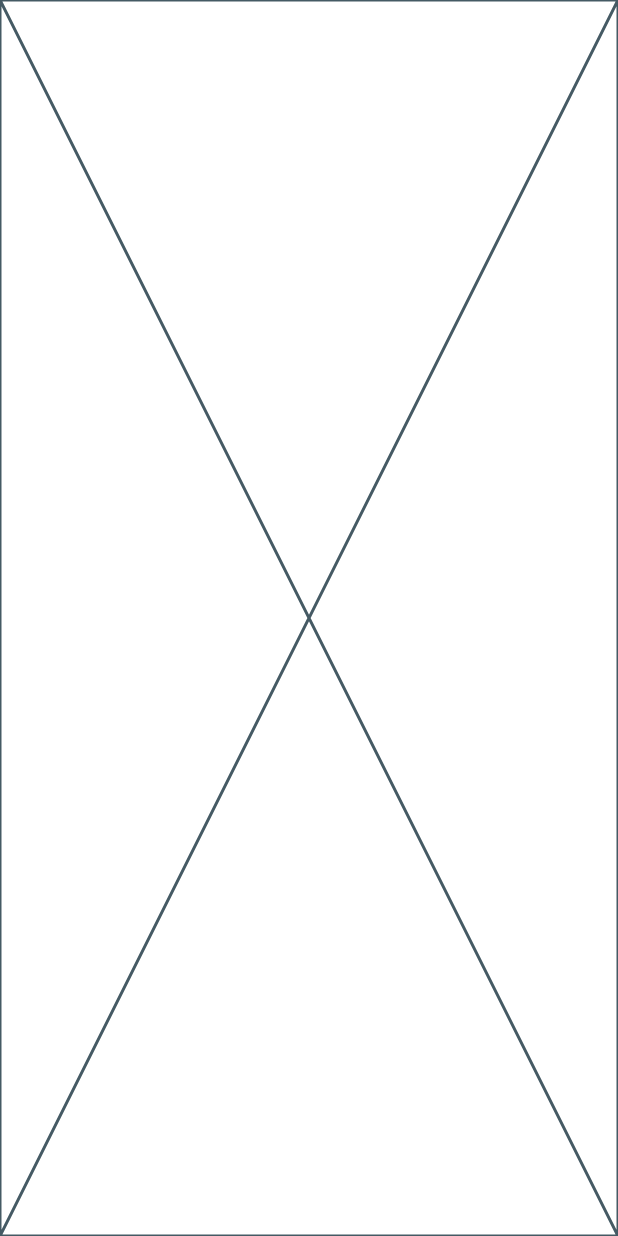
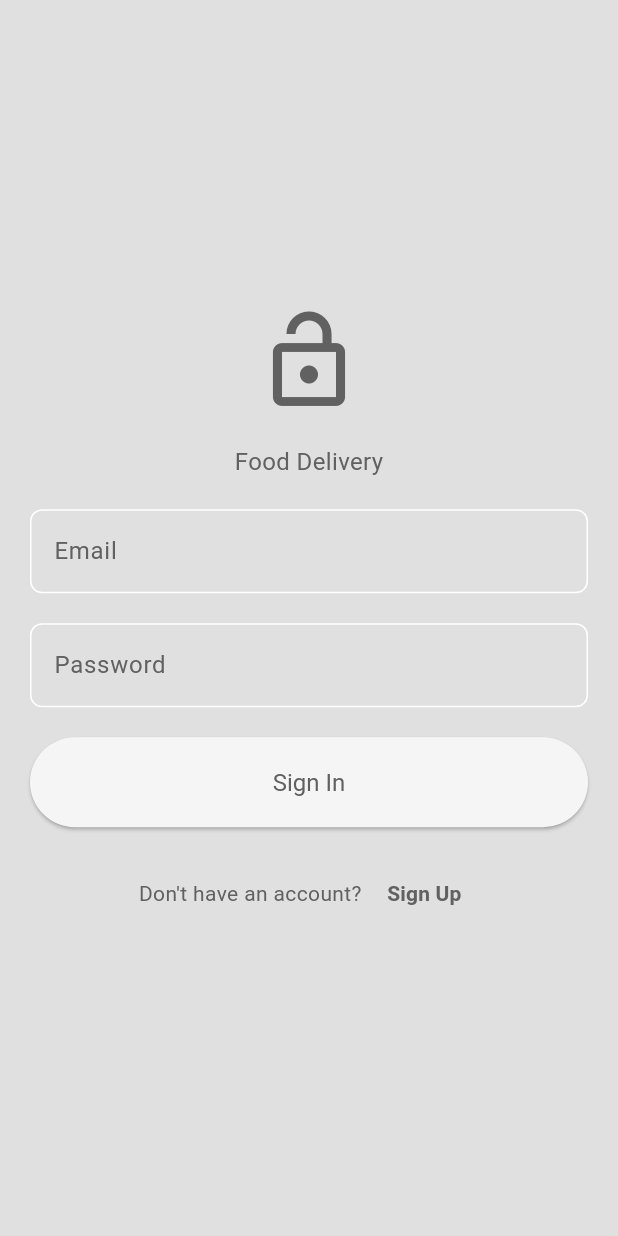
Before and after one commit to GabbenPapa/Flutter_food-delivery-app, a Flutter app: the screen it shows after launch, on a phone screen of 412 x 824 dp. Run offline on Flutter 3.47's test engine with Material 3 defaults, Android fonts, the phone set to English and light mode, and no system bars.

Commit message:
Add login and register screens

```diff
--- /dev/null
+++ b/devtools_options.yaml
@@ -0,0 +1,3 @@
+description: This file stores settings for Dart & Flutter DevTools.
+documentation: https://docs.flutter.dev/tools/devtools/extensions#configure-extension-enablement-states
+extensions:
--- /dev/null
+++ b/lib/comonents/textfield.dart
@@ -0,0 +1,38 @@
+import 'package:flutter/material.dart';
+
+class LoginTextField extends StatelessWidget {
+  final TextEditingController controller;
+  final String hintText;
+  final bool obscureText;
+
+  const LoginTextField({
+    super.key,
+    required this.hintText,
+    required this.controller,
+    this.obscureText = false,
+  });
+
+  @override
+  Widget build(BuildContext context) {
+    return TextField(
+      controller: controller,
+      obscureText: obscureText,
+      style: TextStyle(
+          color: Theme.of(context).colorScheme.inversePrimary, fontSize: 16),
+      decoration: InputDecoration(
+        enabledBorder: OutlineInputBorder(
+          borderSide: BorderSide(color: Theme.of(context).colorScheme.tertiary),
+          borderRadius: BorderRadius.all(Radius.circular(8)),
+        ),
+        focusedBorder: OutlineInputBorder(
+          borderSide:
+              BorderSide(color: Theme.of(context).colorScheme.inversePrimary),
+          borderRadius: BorderRadius.all(Radius.circular(8)),
+        ),
+        hintText: hintText,
+        hintStyle: TextStyle(
+            color: Theme.of(context).colorScheme.inversePrimary, fontSize: 16),
+      ),
+    );
+  }
+}
--- a/lib/main.dart
+++ b/lib/main.dart
@@ -1,8 +1,17 @@
 import 'package:flutter/material.dart';
 import 'package:food_delivery/pages/login_screen.dart';
+import 'package:provider/provider.dart';
+
+import 'pages/register_screen.dart';
+import 'themes/theme_provider.dart';
 
 void main() {
-  runApp(const MyApp());
+  runApp(
+    ChangeNotifierProvider(
+      create: (context) => ThemeProvider(),
+      child: const MyApp(),
+    ),
+  );
 }
 
 class MyApp extends StatelessWidget {
@@ -11,7 +20,13 @@ class MyApp extends StatelessWidget {
   @override
   Widget build(BuildContext context) {
     return MaterialApp(
-      home: const LoginScreen(),
+      debugShowCheckedModeBanner: false,
+      theme: Provider.of<ThemeProvider>(context).themeData,
+      home: LoginScreen(),
+      routes: {
+        LoginScreen.routeName: (ctx) => LoginScreen(),
+        RegisterScreen.routeName: (ctx) => RegisterScreen(),
+      },
     );
   }
 }
--- a/lib/pages/login_screen.dart
+++ b/lib/pages/login_screen.dart
@@ -1,7 +1,16 @@
+import 'package:flutter/foundation.dart';
 import 'package:flutter/material.dart';
 
+import '../comonents/textfield.dart';
+import 'register_screen.dart';
+
 class LoginScreen extends StatefulWidget {
-  const LoginScreen({super.key});
+  static const routeName = '/login_screen';
+
+  final TextEditingController emailController = TextEditingController();
+  final TextEditingController passwordController = TextEditingController();
+
+  LoginScreen({super.key});
 
   @override
   State<LoginScreen> createState() => _LoginScreenState();
@@ -10,6 +19,98 @@ class LoginScreen extends StatefulWidget {
 class _LoginScreenState extends State<LoginScreen> {
   @override
   Widget build(BuildContext context) {
-    return const Placeholder();
+    return Scaffold(
+      backgroundColor: Theme.of(context).colorScheme.onSurface,
+      body: Padding(
+        padding: const EdgeInsets.all(20.0),
+        child: Center(
+          child: Column(
+            mainAxisAlignment: MainAxisAlignment.center,
+            children: [
+              Icon(
+                Icons.lock_open_outlined,
+                size: 72,
+                color: Theme.of(context).colorScheme.inversePrimary,
+              ),
+              const SizedBox(height: 20),
+              Text(
+                'Food Delivery',
+                style: TextStyle(
+                    fontSize: 16,
+                    color: Theme.of(context).colorScheme.inversePrimary),
+              ),
+
+              const SizedBox(height: 20),
+
+              // Email
+              LoginTextField(
+                controller: widget.emailController,
+                hintText: 'Email',
+                obscureText: false,
+              ),
+              const SizedBox(height: 20),
+              // Password
+              LoginTextField(
+                controller: widget.passwordController,
+                hintText: 'Password',
+                obscureText: true,
+              ),
+
+              const SizedBox(height: 20),
+
+              SizedBox(
+                width: double.infinity,
+                height: 60,
+                child: ElevatedButton(
+                  style: ElevatedButton.styleFrom(
+                    textStyle: const TextStyle(fontSize: 25),
+                    backgroundColor: Theme.of(context).colorScheme.primary,
+                    foregroundColor:
+                        Theme.of(context).colorScheme.inversePrimary,
+                  ),
+                  onPressed: () {
+                    if (kDebugMode) {
+                      print('Sign In');
+                    }
+                  },
+                  child: const Text(
+                    "Sign In",
+                    style: TextStyle(fontSize: 16),
+                  ),
+                ),
+              ),
+
+              const SizedBox(height: 20),
+              Row(
+                mainAxisAlignment: MainAxisAlignment.center,
+                children: [
+                  Text(
+                    "Don't have an account?",
+                    style: TextStyle(
+                      color: Theme.of(context).colorScheme.inversePrimary,
+                    ),
+                  ),
+                  SizedBox(
+                    width: 5,
+                  ),
+                  TextButton(
+                    onPressed: () {
+                      Navigator.of(context).pushNamed(RegisterScreen.routeName);
+                    },
+                    child: Text(
+                      "Sign Up",
+                      style: TextStyle(
+                        color: Theme.of(context).colorScheme.inversePrimary,
+                        fontWeight: FontWeight.bold,
+                      ),
+                    ),
+                  ),
+                ],
+              ),
+            ],
+          ),
+        ),
+      ),
+    );
   }
 }
--- /dev/null
+++ b/lib/themes/dark_theme.dart
@@ -0,0 +1,11 @@
+import 'package:flutter/material.dart';
+
+ThemeData darkTheme = ThemeData(
+  colorScheme: ColorScheme.dark(
+    onSurface: const Color.fromARGB(255, 20, 20, 20),
+    secondary: const Color.fromARGB(255, 122, 122, 122),
+    primary: const Color.fromARGB(255, 30, 30, 30),
+    tertiary: const Color.fromARGB(255, 47, 47, 47),
+    inversePrimary: Colors.grey.shade300,
+  ),
+);
--- /dev/null
+++ b/lib/themes/light_theme.dart
@@ -0,0 +1,11 @@
+import 'package:flutter/material.dart';
+
+ThemeData lightTheme = ThemeData(
+  colorScheme: ColorScheme.light(
+    onSurface: Colors.grey.shade300,
+    secondary: Colors.grey.shade500,
+    primary: Colors.grey.shade100,
+    tertiary: Colors.white,
+    inversePrimary: Colors.grey.shade700,
+  ),
+);
--- /dev/null
+++ b/lib/themes/theme_provider.dart
@@ -0,0 +1,20 @@
+import 'package:flutter/material.dart';
+import 'dark_theme.dart';
+import 'light_theme.dart';
+
+class ThemeProvider with ChangeNotifier {
+  ThemeData _themeData = lightTheme;
+
+  ThemeData get themeData => _themeData;
+
+  bool get isDarkMode => _themeData == darkTheme;
+
+  set themeData(ThemeData themeData) {
+    _themeData = themeData;
+    notifyListeners();
+  }
+
+  void toggleTheme() {
+    _themeData = isDarkMode ? darkTheme : lightTheme;
+  }
+}
```
Also changed, not shown: lib/pages/register_screen.dart (added, +122 -0 lines), pubspec.yaml (+2 -69 lines), lib/auth/Login_or_register.dart (added), lib/comonents/button.dart (added), pubspec.lock.
